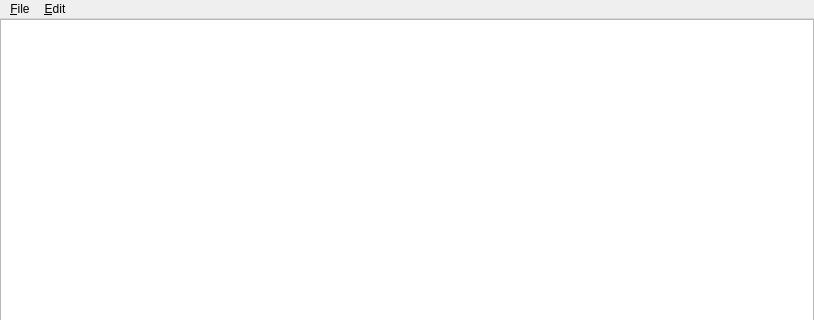
Qt form mainwindow.ui (pjincz/csv-editor) before a commit; both pictures show x 0 to 814 and y 0 to 320 of the 814 by 546 pixel window.
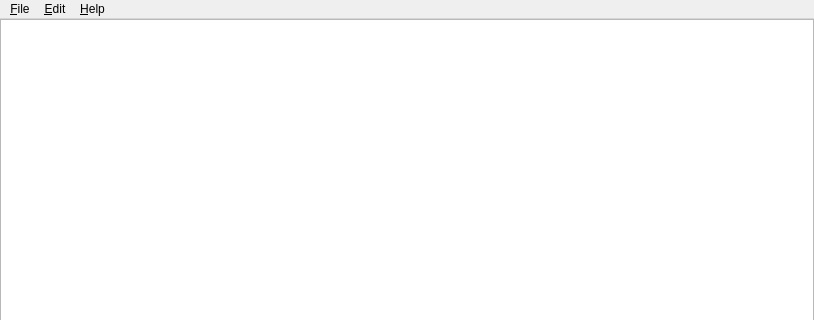
The same form after that commit.

Patch:
```diff
--- a/mainwindow.ui
+++ b/mainwindow.ui
@@ -64,8 +64,15 @@
     <addaction name="separator"/>
     <addaction name="actionClear"/>
    </widget>
+   <widget class="QMenu" name="menu_Help">
+    <property name="title">
+     <string>&amp;Help</string>
+    </property>
+    <addaction name="actionAbout"/>
+   </widget>
    <addaction name="menu_File"/>
    <addaction name="menu_Edit"/>
+   <addaction name="menu_Help"/>
   </widget>
   <widget class="QStatusBar" name="statusBar"/>
   <action name="actionOpen">
```
Left out of the diff: 5 changed lines with no effect on the pictures.
